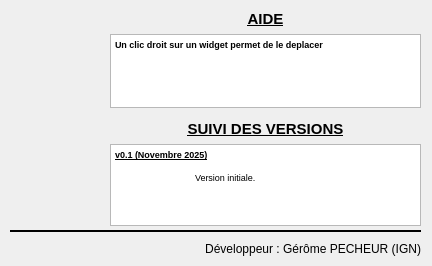
Above: aproposde.ui from IGNF/jeux_attribut_generique_plugin_qgis before the change. Below: the same form after it.
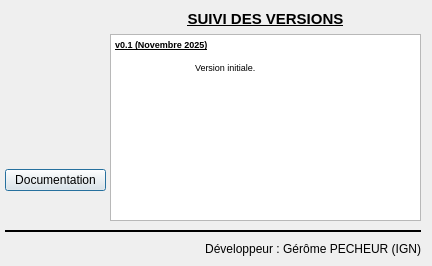
That is the form after the change. Icons and pictures are not drawn.

What changed in the file:
```diff
--- a/aproposde.ui
+++ b/aproposde.ui
@@ -29,32 +29,13 @@
    <iconset>
     <normaloff>icons/icon_principal.PNG</normaloff>icons/icon_principal.PNG</iconset>
   </property>
-  <widget class="QLabel" name="label_2">
-   <property name="geometry">
-    <rect>
-     <x>10</x>
-     <y>10</y>
-     <width>101</width>
-     <height>91</height>
-    </rect>
-   </property>
-   <property name="text">
-    <string/>
-   </property>
-   <property name="pixmap">
-    <pixmap>icons/logo_IGN.png</pixmap>
-   </property>
-   <property name="scaledContents">
-    <bool>true</bool>
-   </property>
-  </widget>
   <widget class="QWidget" name="verticalLayoutWidget">
    <property name="geometry">
     <rect>
      <x>110</x>
-     <y>120</y>
+     <y>10</y>
      <width>311</width>
-     <height>106</height>
+     <height>211</height>
     </rect>
    </property>
    <layout class="QVBoxLayout" name="verticalLayout">
@@ -85,7 +66,7 @@
        <string>&lt;!DOCTYPE HTML PUBLIC &quot;-//W3C//DTD HTML 4.0//EN&quot; &quot;http://www.w3.org/TR/REC-html40/strict.dtd&quot;&gt;
 &lt;html&gt;&lt;head&gt;&lt;meta name=&quot;qrichtext&quot; content=&quot;1&quot; /&gt;&lt;style type=&quot;text/css&quot;&gt;
 p, li { white-space: pre-wrap; }
-&lt;/style&gt;&lt;/head&gt;&lt;body style=&quot; font-family:'MS Shell Dlg 2'; font-size:7.8pt; font-weight:400; font-style:normal;&quot;&gt;
+&lt;/style&gt;&lt;/head&gt;&lt;body style=&quot; font-family:'MS Shell Dlg 2'; font-size:8.25pt; font-weight:400; font-style:normal;&quot;&gt;
 &lt;p style=&quot; margin-top:12px; margin-bottom:12px; margin-left:0px; margin-right:0px; -qt-block-indent:0; text-indent:0px;&quot;&gt;&lt;span style=&quot; font-size:7pt; font-weight:600; text-decoration: underline;&quot;&gt;v0.1 (Novembre 2025)&lt;/span&gt;&lt;/p&gt;
 &lt;p style=&quot; margin-top:12px; margin-bottom:12px; margin-left:0px; margin-right:0px; -qt-block-indent:0; text-indent:0px;&quot;&gt;&lt;span style=&quot; font-size:7pt; font-weight:600;&quot;&gt;	&lt;/span&gt;&lt;span style=&quot; font-size:7pt;&quot;&gt;Version initiale.&lt;/span&gt;&lt;/p&gt;&lt;/body&gt;&lt;/html&gt;</string>
       </property>
@@ -96,57 +77,16 @@
   <widget class="QWidget" name="verticalLayoutWidget_2">
    <property name="geometry">
     <rect>
-     <x>110</x>
-     <y>10</y>
-     <width>311</width>
-     <height>98</height>
-    </rect>
-   </property>
-   <layout class="QVBoxLayout" name="verticalLayout_2">
-    <item>
-     <widget class="QLabel" name="label_3">
-      <property name="font">
-       <font>
-        <pointsize>11</pointsize>
-        <weight>75</weight>
-        <bold>true</bold>
-        <underline>true</underline>
-       </font>
-      </property>
-      <property name="text">
-       <string>AIDE</string>
-      </property>
-      <property name="alignment">
-       <set>Qt::AlignCenter</set>
-      </property>
-     </widget>
-    </item>
-    <item>
-     <widget class="QTextEdit" name="textEdit_2">
-      <property name="readOnly">
-       <bool>true</bool>
-      </property>
-      <property name="html">
-       <string>&lt;!DOCTYPE HTML PUBLIC &quot;-//W3C//DTD HTML 4.0//EN&quot; &quot;http://www.w3.org/TR/REC-html40/strict.dtd&quot;&gt;
-&lt;html&gt;&lt;head&gt;&lt;meta name=&quot;qrichtext&quot; content=&quot;1&quot; /&gt;&lt;style type=&quot;text/css&quot;&gt;
-p, li { white-space: pre-wrap; }
-&lt;/style&gt;&lt;/head&gt;&lt;body style=&quot; font-family:'MS Shell Dlg 2'; font-size:7.8pt; font-weight:400; font-style:normal;&quot;&gt;
-&lt;p style=&quot; margin-top:12px; margin-bottom:12px; margin-left:0px; margin-right:0px; -qt-block-indent:0; text-indent:0px;&quot;&gt;&lt;span style=&quot; font-size:7pt; font-weight:600;&quot;&gt;Un clic droit sur un widget permet de le deplacer&lt;/span&gt;&lt;/p&gt;&lt;/body&gt;&lt;/html&gt;</string>
-      </property>
-     </widget>
-    </item>
-   </layout>
-  </widget>
-  <widget class="QWidget" name="">
-   <property name="geometry">
-    <rect>
-     <x>10</x>
+     <x>0</x>
      <y>230</y>
-     <width>411</width>
+     <width>421</width>
      <height>28</height>
     </rect>
    </property>
    <layout class="QVBoxLayout" name="verticalLayout_3">
+    <property name="leftMargin">
+     <number>5</number>
+    </property>
     <item>
      <widget class="Line" name="line">
       <property name="frameShadow">
@@ -172,6 +112,74 @@
     </item>
    </layout>
   </widget>
+  <widget class="QWidget" name="layoutWidget">
+   <property name="geometry">
+    <rect>
+     <x>0</x>
+     <y>10</y>
+     <width>111</width>
+     <height>211</height>
+    </rect>
+   </property>
+   <layout class="QVBoxLayout" name="verticalLayout_4" stretch="0,0">
+    <property name="spacing">
+     <number>1</number>
+    </property>
+    <property name="leftMargin">
+     <number>5</number>
+    </property>
+    <property name="rightMargin">
+     <number>5</number>
+    </property>
+    <item>
+     <widget class="QLabel" name="label_2">
+      <property name="sizePolicy">
+       <sizepolicy hsizetype="Minimum" vsizetype="Fixed">
+        <horstretch>0</horstretch>
+        <verstretch>0</verstretch>
+       </sizepolicy>
+      </property>
+      <property name="minimumSize">
+       <size>
+        <width>0</width>
+        <height>0</height>
+       </size>
+      </property>
+      <property name="maximumSize">
+       <size>
+        <width>1000</width>
+        <height>100</height>
+       </size>
+      </property>
+      <property name="baseSize">
+       <size>
+        <width>0</width>
+        <height>0</height>
+       </size>
+      </property>
+      <property name="text">
+       <string/>
+      </property>
+      <property name="pixmap">
+       <pixmap>icons/logo_IGN.png</pixmap>
+      </property>
+      <property name="scaledContents">
+       <bool>true</bool>
+      </property>
+      <property name="alignment">
+       <set>Qt::AlignCenter</set>
+      </property>
+     </widget>
+    </item>
+    <item>
+     <widget class="QPushButton" name="pushButtonAffichedoc">
+      <property name="text">
+       <string>Documentation</string>
+      </property>
+     </widget>
+    </item>
+   </layout>
+  </widget>
  </widget>
  <resources/>
  <connections/>
```
Left out of the diff: 2 changed lines with no effect on the pictures.
